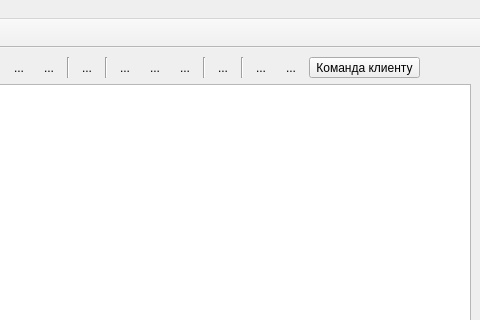
First picture: the form in bAdmin/mainwindow.ui, repository arcirk/bAdmin, before the edit; both pictures show x 320 to 800 and y 0 to 320 of the 800 by 600 pixel window.
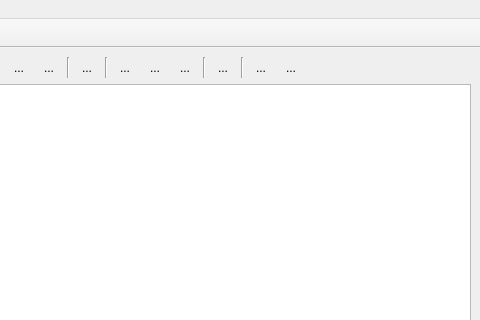
Second picture: the form after the edit. Icons and pictures are not drawn.

The edit to the form file:
```diff
--- a/bAdmin/mainwindow.ui
+++ b/bAdmin/mainwindow.ui
@@ -308,13 +308,6 @@
          </property>
         </widget>
        </item>
-       <item>
-        <widget class="QToolButton" name="btnSendoToClient">
-         <property name="text">
-          <string>Команда клиенту</string>
-         </property>
-        </widget>
-       </item>
        <item>
         <spacer name="horizontalSpacer">
          <property name="orientation">
```
Left out of the diff: 3 changed lines with no effect on the pictures.
